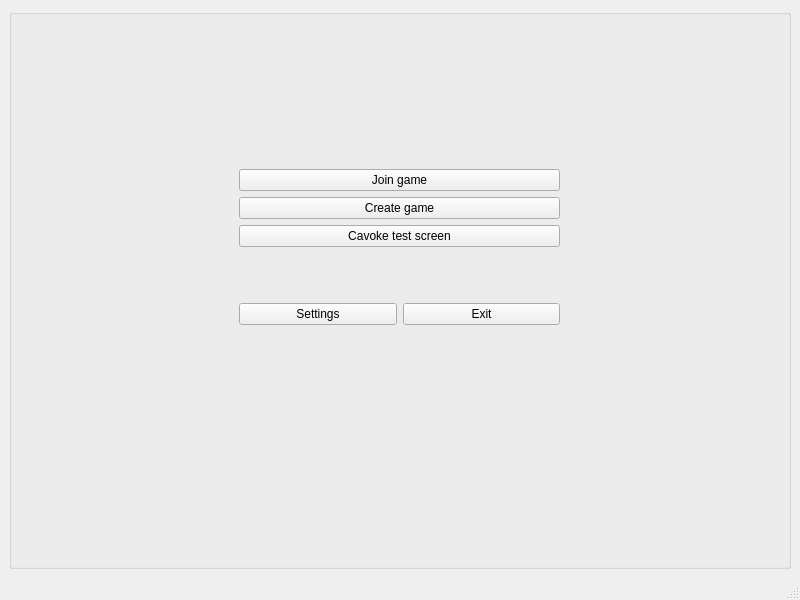
Before: the Qt Designer form client/views/startview.ui in cavoke-project/cavoke, drawn with Qt 5.
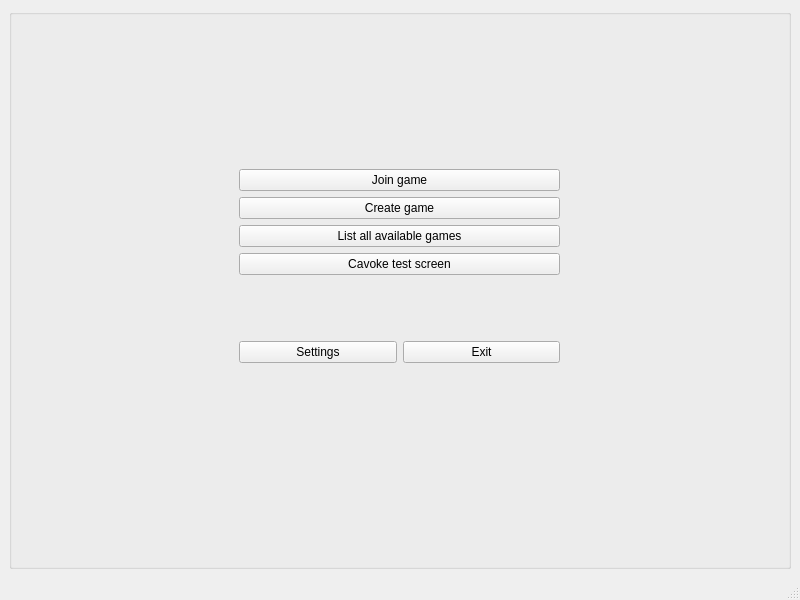
After: the same form once the commit is applied.

Diff of the .ui file:
```diff
--- a/client/views/startview.ui
+++ b/client/views/startview.ui
@@ -29,7 +29,7 @@
          <x>230</x>
          <y>160</y>
          <width>321</width>
-         <height>156</height>
+         <height>194</height>
         </rect>
        </property>
        <layout class="QVBoxLayout" name="verticalLayout_2">
@@ -47,6 +47,13 @@
           </property>
          </widget>
         </item>
+        <item>
+         <widget class="QPushButton" name="gamesListButton">
+          <property name="text">
+           <string>List all available games</string>
+          </property>
+         </widget>
+        </item>
         <item>
          <widget class="QPushButton" name="cavokeTestWindowButton">
           <property name="text">
```
